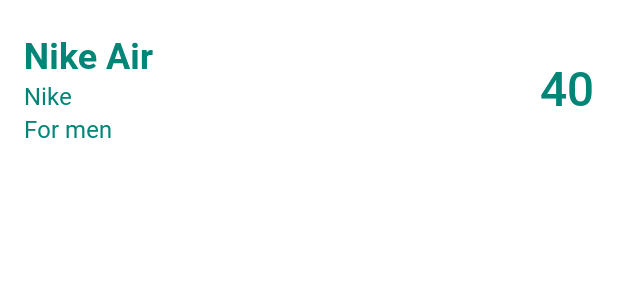
After one commit to sergioat7/Udacity-ShoeStore, an Android app: the layout item_shoe.xml on its own in the app's theme, with its tools: preview values and no code run, on a phone screen of 412 x 824 dp. The commit adds this screen. Shown: the top 300 px of the screen. Run offline under Robolectric (Android 15) with nearby library versions, the phone set to English and light mode, and no system bars.

Commit message:
Created shoe item view

```diff
--- /dev/null
+++ b/starter/app/src/main/res/drawable/view_rounded.xml
@@ -0,0 +1,16 @@
+<?xml version="1.0" encoding="utf-8"?>
+<!--
+  ~ Copyright (c) 2021 Sergio Aragonés. All rights reserved.
+  ~ Created by Sergio Aragonés on 6/6/2021
+  -->
+
+<shape xmlns:android="http://schemas.android.com/apk/res/android"
+    android:shape="rectangle">
+    <solid android:color="@color/colorBackground" />
+    <corners android:radius="10dp" />
+    <padding
+        android:bottom="@dimen/padding16dp"
+        android:left="@dimen/padding16dp"
+        android:right="@dimen/padding16dp"
+        android:top="@dimen/padding16dp" />
+</shape>
--- /dev/null
+++ b/starter/app/src/main/res/layout/item_shoe.xml
@@ -0,0 +1,70 @@
+<?xml version="1.0" encoding="utf-8"?>
+<!--
+  ~ Copyright (c) 2021 Sergio Aragonés. All rights reserved.
+  ~ Created by Sergio Aragonés on 6/6/2021
+  -->
+
+<layout xmlns:android="http://schemas.android.com/apk/res/android"
+    xmlns:app="http://schemas.android.com/apk/res-auto"
+    xmlns:tools="http://schemas.android.com/tools">
+
+    <data>
+
+        <variable
+            name="shoe"
+            type="com.udacity.shoestore.models.Shoe" />
+
+    </data>
+
+    <androidx.constraintlayout.widget.ConstraintLayout
+        android:layout_width="match_parent"
+        android:layout_height="wrap_content"
+        android:layout_marginTop="@dimen/margin4dp"
+        android:layout_marginBottom="@dimen/margin4dp"
+        android:background="@drawable/view_rounded">
+
+        <LinearLayout
+            android:layout_width="0dp"
+            android:layout_height="wrap_content"
+            android:layout_marginEnd="@dimen/margin16dp"
+            android:orientation="vertical"
+            app:layout_constraintBottom_toBottomOf="parent"
+            app:layout_constraintEnd_toStartOf="@+id/textViewShoeSize"
+            app:layout_constraintStart_toStartOf="parent"
+            app:layout_constraintTop_toTopOf="parent">
+
+            <TextView
+                style="@style/Widget.ShoeStore.TextView.Shoe.Name"
+                android:layout_width="match_parent"
+                android:layout_height="wrap_content"
+                android:text="@{shoe.name}"
+                tools:text="Nike Air"/>
+
+            <TextView
+                style="@style/Widget.ShoeStore.TextView.Shoe.Company"
+                android:layout_width="match_parent"
+                android:layout_height="wrap_content"
+                android:text="@{shoe.company}"
+                tools:text="Nike"/>
+
+            <TextView
+                style="@style/Widget.ShoeStore.TextView.Shoe.Company"
+                android:layout_width="match_parent"
+                android:layout_height="wrap_content"
+                android:text="@{shoe.description}"
+                tools:text="For men"/>
+        </LinearLayout>
+
+        <TextView
+            android:id="@+id/textViewShoeSize"
+            style="@style/Widget.ShoeStore.TextView.Shoe.Size"
+            android:layout_width="wrap_content"
+            android:layout_height="wrap_content"
+            android:text="@{String.valueOf(shoe.size)}"
+            app:layout_constraintBottom_toBottomOf="parent"
+            app:layout_constraintEnd_toEndOf="parent"
+            app:layout_constraintTop_toTopOf="parent"
+            tools:text="40" />
+
+    </androidx.constraintlayout.widget.ConstraintLayout>
+</layout>
--- a/starter/app/src/main/res/values/colors.xml
+++ b/starter/app/src/main/res/values/colors.xml
@@ -5,4 +5,5 @@
     <color name="colorPrimaryDark">#00574B</color>
     <color name="colorPrimaryDark40">#6600574B</color>
     <color name="colorAccent">#D81B60</color>
+    <color name="colorBackground">#FFFFFF</color>
 </resources>
--- a/starter/app/src/main/res/values/dimens.xml
+++ b/starter/app/src/main/res/values/dimens.xml
@@ -6,9 +6,12 @@
 
 <resources>
     <dimen name="margin16dp">16dp</dimen>
+    <dimen name="margin4dp">4dp</dimen>
     <dimen name="padding32dp">32dp</dimen>
     <dimen name="padding16dp">16dp</dimen>
     <dimen name="radius12dp">12dp</dimen>
     <dimen name="noPadding">0dp</dimen>
+    <dimen name="textSize32sp">32sp</dimen>
     <dimen name="textSize24sp">24sp</dimen>
+    <dimen name="textSize16sp">16sp</dimen>
 </resources>
--- a/starter/app/src/main/res/values/styles.xml
+++ b/starter/app/src/main/res/values/styles.xml
@@ -44,4 +44,23 @@
         <item name="android:textSize">@dimen/textSize24sp</item>
     </style>
 
+    <style name="Widget.ShoeStore.TextView.Shoe">
+        <item name="android:textColor">@color/colorPrimary</item>
+    </style>
+
+    <style name="Widget.ShoeStore.TextView.Shoe.Name">
+        <item name="fontFamily">@font/roboto_bold</item>
+        <item name="android:textSize">@dimen/textSize24sp</item>
+    </style>
+
+    <style name="Widget.ShoeStore.TextView.Shoe.Company">
+        <item name="fontFamily">@font/roboto_regular</item>
+        <item name="android:textSize">@dimen/textSize16sp</item>
+    </style>
+
+    <style name="Widget.ShoeStore.TextView.Shoe.Size">
+        <item name="fontFamily">@font/roboto_medium</item>
+        <item name="android:textSize">@dimen/textSize32sp</item>
+    </style>
+
 </resources>
```
Also changed, not shown: starter/app/src/main/res/font/roboto_medium.ttf (added).
